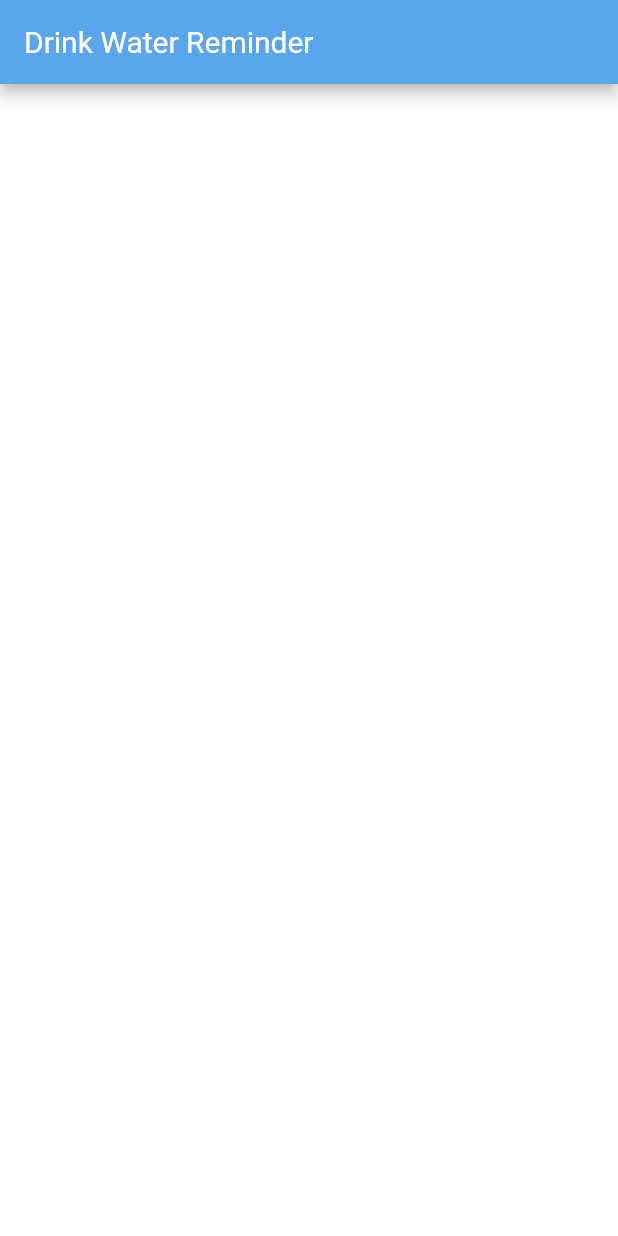
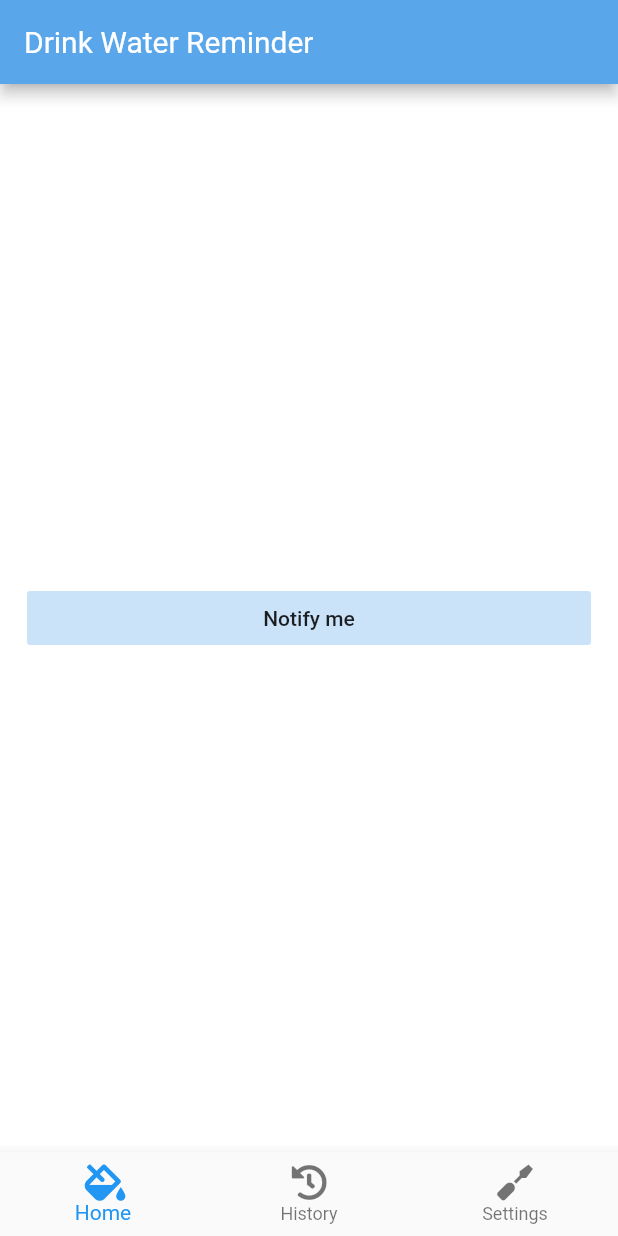
Before and after one commit to navs7/DrinkWaterApp, a Flutter app: the screen it shows after launch, on a phone screen of 412 x 824 dp. Run offline on Flutter 3.47's test engine with Material 2 defaults, Android fonts, the phone set to English and light mode, and no system bars; our stand-ins replace flutter_local_notifications, font_awesome_flutter.

```diff
--- /dev/null
+++ b/lib/constants.dart
@@ -0,0 +1,6 @@
+import 'package:flutter/material.dart';
+
+const myAppBarText = TextStyle(
+  color: Colors.white,
+  fontWeight: FontWeight.w400,
+);
--- a/lib/input_page.dart
+++ b/lib/input_page.dart
@@ -1,4 +1,9 @@
+import 'dart:typed_data';
+
+import 'package:drink_water/constants.dart';
 import 'package:flutter/material.dart';
+import 'package:flutter_local_notifications/flutter_local_notifications.dart';
+import 'package:font_awesome_flutter/font_awesome_flutter.dart';
 
 class InputPage extends StatefulWidget {
   @override
@@ -6,18 +11,109 @@ class InputPage extends StatefulWidget {
 }
 
 class _InputPageState extends State<InputPage> {
+  FlutterLocalNotificationsPlugin myLocalNotificationPlugin;
+
+  @override
+  void initState() {
+    super.initState();
+    var initializationSettingsAndroid =
+        new AndroidInitializationSettings("ic_launcher");
+    var initializationSettingsIos = new IOSInitializationSettings();
+    var initializationSettings = new InitializationSettings(
+        initializationSettingsAndroid, initializationSettingsIos);
+    myLocalNotificationPlugin = new FlutterLocalNotificationsPlugin();
+    myLocalNotificationPlugin.initialize(
+        initializationSettings); //,onSelectNotification: myOnSelectNotification);
+  }
+
+  // Future myOnSelectNotification(String payload) async {
+  //   showDialog(
+  //     context: context,
+  //     builder: (_) {
+  //       return new AlertDialog(
+  //         title: Text("PayLoad"),
+  //         content: Text("Payload : $payload"),
+  //       );
+  //     },
+  //   );
+  // }
+
+  showNotification() async {
+    var android = AndroidNotificationDetails(
+        'channel id', 'channel name', 'channel description');
+    var iOS = IOSNotificationDetails();
+    var platform = NotificationDetails(android, iOS);
+    var scheduledNotificationDateTime =
+        new DateTime.now().add(Duration(seconds: 10));
+    await myLocalNotificationPlugin.schedule(
+      0,
+      'It\'s time to drink water!',
+      'Please finish drinking atleast 300mL of water!',
+      scheduledNotificationDateTime,
+      platform,
+    );
+  }
+
   @override
   Widget build(BuildContext context) {
     return Scaffold(
       appBar: AppBar(
         title: Text(
           "Drink Water Reminder",
-          style: TextStyle(
-            color: Colors.white,
-            fontWeight: FontWeight.w400,
-          ),
+          style: myAppBarText,
         ),
       ),
+      body: Column(
+        mainAxisAlignment: MainAxisAlignment.center,
+        //crossAxisAlignment: CrossAxisAlignment.center,
+        children: <Widget>[
+          Row(
+            //mainAxisAlignment: MainAxisAlignment.center,
+            children: <Widget>[
+              Expanded(
+                child: Padding(
+                  padding: const EdgeInsets.all(18.0),
+                  child: FlatButton(
+                    onPressed: () {
+                      //_showNotificationWithDefaultSound();
+                      showNotification();
+                    },
+                    child: Text("Notify me"),
+                    color: Color(0x505AA6EB),
+                  ),
+                ),
+              ),
+            ],
+          ),
+        ],
+      ),
+      bottomNavigationBar: MyNavbar(),
     );
   }
 }
+
+class MyNavbar extends StatelessWidget {
+  const MyNavbar({
+    Key key,
+  }) : super(key: key);
+
+  @override
+  Widget build(BuildContext context) {
+    return BottomNavigationBar(
+      items: [
+        BottomNavigationBarItem(
+          icon: Icon(FontAwesomeIcons.fillDrip),
+          title: new Text("Home"),
+        ),
+        BottomNavigationBarItem(
+          icon: Icon(FontAwesomeIcons.history),
+          title: new Text("History"),
+        ),
+        BottomNavigationBarItem(
+          icon: Icon(FontAwesomeIcons.screwdriver),
+          title: new Text("Settings"),
+        ),
+      ],
+    );
+  }
+}
```
Also changed, not shown: pubspec.yaml (+3 -7 lines), pubspec.lock, 3 other files.
